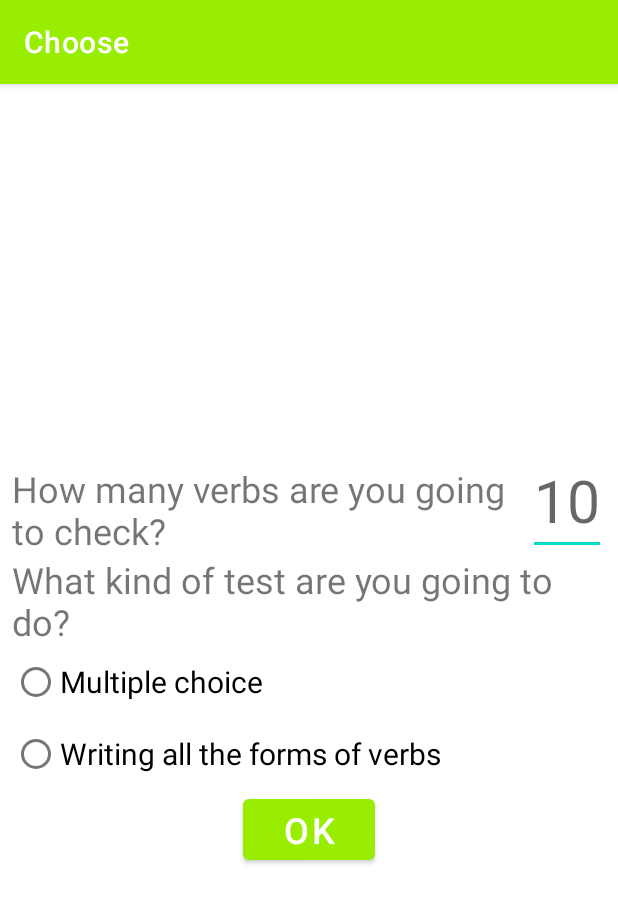
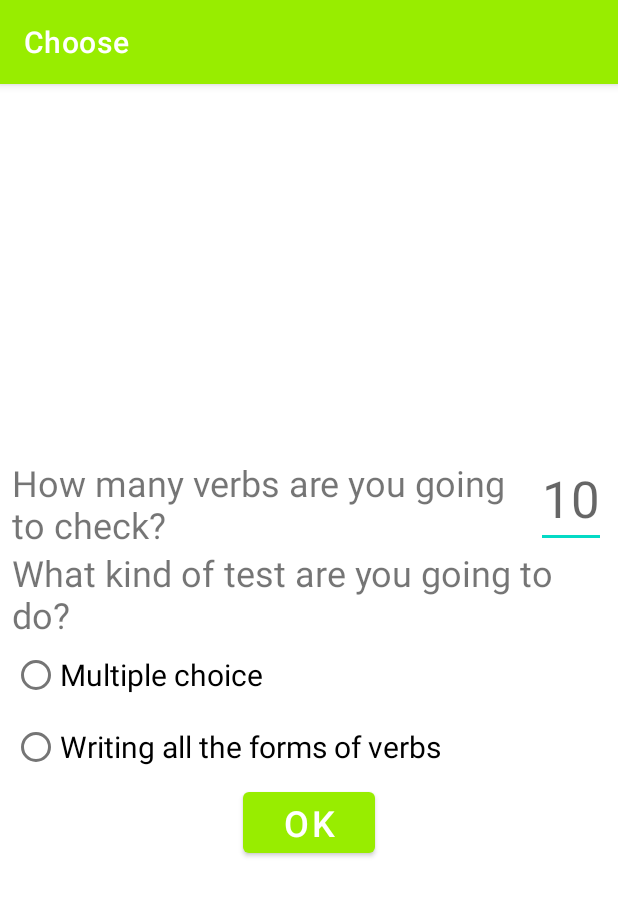
Before and after one commit to ObjectH/irregular_verbs, an Android app: the BeforeTestActivity screen opened directly, with no data from a screen before it, on a phone screen of 412 x 824 dp. Shown: the top 903 px of the screen. Run offline under Robolectric (Android 15) with nearby library versions, the phone set to English and light mode, and no system bars.

Commit message:
App added

```diff
--- a/Irregularverbs/app/src/main/res/layout/activity_before_test.xml
+++ b/Irregularverbs/app/src/main/res/layout/activity_before_test.xml
@@ -1,6 +1,5 @@
 <?xml version="1.0" encoding="utf-8"?>
-<androidx.constraintlayout.widget.ConstraintLayout
-    xmlns:android="http://schemas.android.com/apk/res/android"
+<androidx.constraintlayout.widget.ConstraintLayout xmlns:android="http://schemas.android.com/apk/res/android"
     xmlns:app="http://schemas.android.com/apk/res-auto"
     xmlns:tools="http://schemas.android.com/tools"
     android:layout_width="match_parent"
@@ -20,11 +19,11 @@
         <TextView
             android:id="@+id/disclaimer"
             android:layout_width="0dp"
-            android:layout_height="wrap_content"
+            android:layout_height="60dp"
             android:layout_marginStart="8dp"
-            android:layout_marginTop="8dp"
-            android:text="@string/question"
-            android:textAlignment="textStart"
+            android:gravity="center_vertical"
+            android:text="How many verbs are you going to check?"
+            android:textAlignment="gravity"
             android:textSize="24sp"
             app:layout_constraintBottom_toTopOf="@+id/textView2"
             app:layout_constraintEnd_toStartOf="@id/howmanyverbs"
@@ -34,14 +33,15 @@
         <EditText
             android:id="@+id/howmanyverbs"
             android:layout_width="wrap_content"
-            android:layout_height="wrap_content"
+            android:layout_height="0dp"
             android:layout_marginEnd="8dp"
             android:hint="10"
             android:inputType="number"
-            android:textSize="39sp"
+            android:textSize="34sp"
             app:layout_constraintBottom_toTopOf="@+id/textView2"
             app:layout_constraintEnd_toEndOf="parent"
-            app:layout_constraintStart_toEndOf="@+id/disclaimer" />
+            app:layout_constraintStart_toEndOf="@+id/disclaimer"
+            app:layout_constraintTop_toTopOf="parent" />
 
         <TextView
             android:id="@+id/textView2"
@@ -60,7 +60,7 @@
             android:id="@+id/ok1"
             android:layout_width="wrap_content"
             android:layout_height="wrap_content"
-            android:text="@string/ok"
+            android:text="OK"
             android:textSize="24sp"
             app:layout_constraintBottom_toBottomOf="parent"
             app:layout_constraintEnd_toEndOf="parent"
--- a/Irregularverbs/app/src/main/res/layout/result.xml
+++ b/Irregularverbs/app/src/main/res/layout/result.xml
@@ -29,6 +29,12 @@
             android:layout_height="wrap_content"
             android:text="See mistakes "
             android:visibility="invisible" />
+
+        <Button
+            android:id="@+id/button2"
+            android:layout_width="match_parent"
+            android:layout_height="wrap_content"
+            android:text="Back" />
     </LinearLayout>
 
 </androidx.constraintlayout.widget.ConstraintLayout>
```
Also changed, not shown: Irregularverbs/app/src/main/java/com/example/irregularverbs/AnotherTest.java (+7 -0 lines), Irregularverbs/app/src/main/java/com/example/irregularverbs/BeforeTestActivity.java (+6 -6 lines), Irregularverbs/app/src/main/java/com/example/irregularverbs/Test.java (+13 -0 lines), 1 other file.
